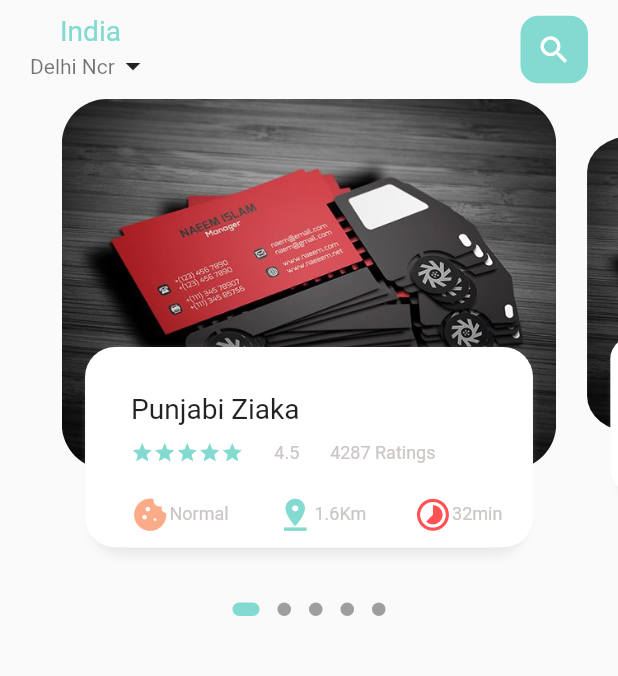
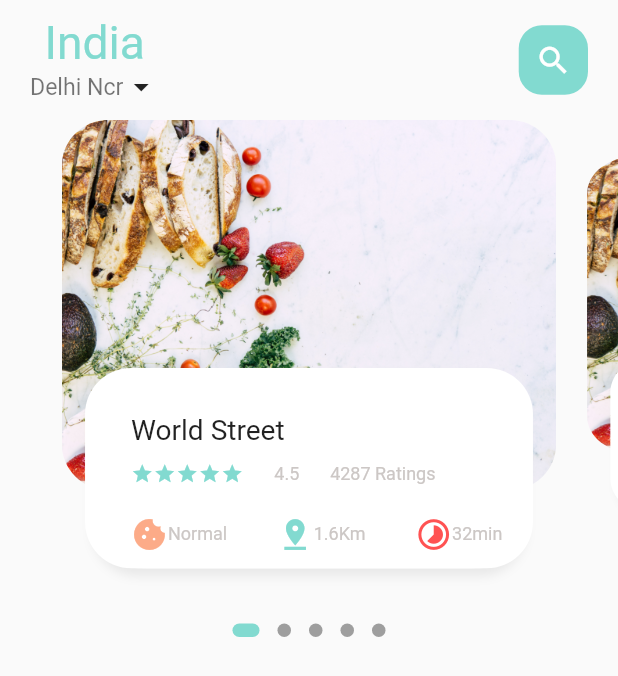
Before and after one commit to mohit-52/Flutter-E-commerce-app, a Flutter app: the screen it shows after launch, on a phone screen of 412 x 824 dp. Shown: the top 676 px of the screen. Run offline on Flutter 3.47's test engine with Material 2 defaults, Android fonts, the phone set to English and light mode, and no system bars; drawn by our look-alikes of dots_indicator; our stand-ins replace get, google_fonts, smooth_page_indicator.

Commit message:
Responsive app for all screens

```diff
--- a/lib/common_widgets/big_text.dart
+++ b/lib/common_widgets/big_text.dart
@@ -11,7 +11,7 @@ class BigText extends StatelessWidget {
    BigText({Key? key,
      required this.text,
    this.color = const Color(0xff000000),
-     this.size = 20,
+     this.size = 0,
      this.overFlow = TextOverflow.ellipsis,
   }) : super(key: key);
 
@@ -22,7 +22,7 @@ class BigText extends StatelessWidget {
       maxLines: 1,
       style: GoogleFonts.roboto(
         color: color,
-        fontSize: Dimensions.font20,
+        fontSize: size ==0 ? Dimensions.font20 : size,
         fontWeight: FontWeight.w400,
       ),
 
--- a/lib/common_widgets/icon_and_text_widget.dart
+++ b/lib/common_widgets/icon_and_text_widget.dart
@@ -19,7 +19,7 @@ class IconTextWidget extends StatelessWidget {
       children: [
         Icon(
           icon,
-          size: Dimensions.icon25,
+          size: Dimensions.icon24,
           color: iconColor,
         ),
         SmallText(text: text),
--- a/lib/home/food_page_body.dart
+++ b/lib/home/food_page_body.dart
@@ -101,18 +101,18 @@ class _FoodPageBodyState extends State<FoodPageBody> {
             margin: EdgeInsets.only(left: Dimensions.height10, right: Dimensions.height10),
             height: _height,
             decoration: BoxDecoration(
-                borderRadius: BorderRadius.circular(30),
+                borderRadius: BorderRadius.circular(Dimensions.radius30),
                 image: DecorationImage(
                     fit: BoxFit.cover, image: AssetImage(foodImage1))),
           ),
           Align(
             alignment: Alignment.bottomCenter,
             child: Container(
-                margin: EdgeInsets.only(left: Dimensions.height30, right: Dimensions.height30, bottom: Dimensions.height30),
-                padding: EdgeInsets.only(left: Dimensions.height10, top: Dimensions.height15),
+                margin: EdgeInsets.only(left: Dimensions.width30, right: Dimensions.width30, bottom: Dimensions.height30),
+                padding: EdgeInsets.only(left: Dimensions.width10, top: Dimensions.height15),
                 height: _textHeight,
                 decoration: BoxDecoration(
-                    borderRadius: BorderRadius.circular(20),
+                    borderRadius: BorderRadius.circular(Dimensions.radius30),
                     boxShadow: [
                       BoxShadow(
                         color: Color(0xFFe8e8e8),
@@ -130,12 +130,12 @@ class _FoodPageBodyState extends State<FoodPageBody> {
                     ],
                     color: Colors.white),
                 child: Container(
-                  padding: EdgeInsets.only(top: Dimensions.height15, left: Dimensions.height15, right: Dimensions.height15),
+                  padding: EdgeInsets.only(top: Dimensions.height15, left: Dimensions.width15, right: Dimensions.width15),
                   child: Column(
                     crossAxisAlignment: CrossAxisAlignment.start,
                     children: [
                       BigText(
-                        text: 'Punjabi Ziaka',
+                        text: 'World Street',
                         color: Colors.black87,
                       ),
                       SizedBox(
--- a/lib/home/main_food_page.dart
+++ b/lib/home/main_food_page.dart
@@ -4,6 +4,7 @@ import 'package:food_delivery/common_widgets/small_text.dart';
 import 'package:food_delivery/utils/colors.dart';
 import 'package:smooth_page_indicator/smooth_page_indicator.dart';
 
+import '../utils/dimensions.dart';
 import 'food_page_body.dart';
 
 class MainFoodPage extends StatelessWidget {
@@ -26,10 +27,10 @@ class MainFoodPage extends StatelessWidget {
                   // Country and State
                   Column(
                     children: [
-                      BigText(text: 'India', color: AppColors.mainColor, size: 30,),
+                      BigText(text: 'India', color: AppColors.mainColor, size: Dimensions.height30,),
                       Row(
                         children: [
-                          SmallText(text: 'Delhi Ncr', color: Colors.black54, size: 14,),
+                          SmallText(text: 'Delhi Ncr', color: Colors.black54, size: Dimensions.height15,),
                           Icon(Icons.arrow_drop_down)
                         ],
                       ),
@@ -38,14 +39,15 @@ class MainFoodPage extends StatelessWidget {
 
                   // Search Icon
                   Container(
-                    height: 45,
-                    width: 45,
+                    height: Dimensions.height45,
+                    width: Dimensions.width45,
                     child: Icon(
                       Icons.search_outlined,
                       color: Colors.white,
+                      size: Dimensions.icon24,
                     ),
                     decoration: BoxDecoration(
-                      borderRadius: BorderRadius.circular(12),
+                      borderRadius: BorderRadius.circular(Dimensions.radius15),
                       color: AppColors.mainColor,
                     ),
                   )
--- a/lib/utils/dimensions.dart
+++ b/lib/utils/dimensions.dart
@@ -1,18 +1,37 @@
 import 'package:get/get.dart';
 
-class Dimensions{
+class Dimensions {
   static double screenHeight = Get.context!.height;
   static double screenWidth = Get.context!.width;
 
-  static double pageViewMasterContainer = screenHeight/2.50;
-  static double pageViewContainer = screenHeight/3.34;
-  static double pageViewTextContainer = screenHeight/6.17;
+  static double pageViewMasterContainer = screenHeight / 2.50;
+  static double pageViewContainer = screenHeight / 3.34;
+  static double pageViewTextContainer = screenHeight / 6.17;
 
-  static double height10 = screenHeight/80.2;
-  static double height15 = screenHeight/53.52;
-  static double height20 = screenHeight/40.1;
-  static double height30 = screenHeight/26.76;
+// Dynamic height for padding and margin
+  static double height10 = screenHeight / 80.2;
+  static double height15 = screenHeight / 53.52;
+  static double height20 = screenHeight / 40.1;
+  static double height30 = screenHeight / 26.76;
+  static double height45 = screenHeight / 17.84;
 
-  static double font20 = screenHeight/44;
-  static double icon25 = screenHeight/32.16;
+  // Dynamic width for padding and margin
+  static double width10 = screenHeight / 80.2;
+  static double width15 = screenHeight / 53.52;
+  static double width20 = screenHeight / 40.1;
+  static double width30 = screenHeight / 26.76;
+  static double width45 = screenHeight / 17.84;
+
+// Dynamic Font Sizes
+  static double font20 = screenHeight / 44;
+
+  // Dynamic icon sizes
+  static double icon24 = screenHeight / 33.45;
+
+  // Dynamic radius for padding and margin
+  static double radius5 = screenHeight / 160.58;
+  static double radius10 = screenHeight / 80.2;
+  static double radius15 = screenHeight / 53.52;
+  static double radius20 = screenHeight / 40.1;
+  static double radius30 = screenHeight / 26.76;
 }
--- a/lib/utils/image_strings.dart
+++ b/lib/utils/image_strings.dart
@@ -1 +1 @@
-const String foodImage1 = "assets/images/gym01.jpg";
+const String foodImage1 = "assets/images/food01.jpg";
```
Also changed, not shown: assets/images/food01.jpg.
